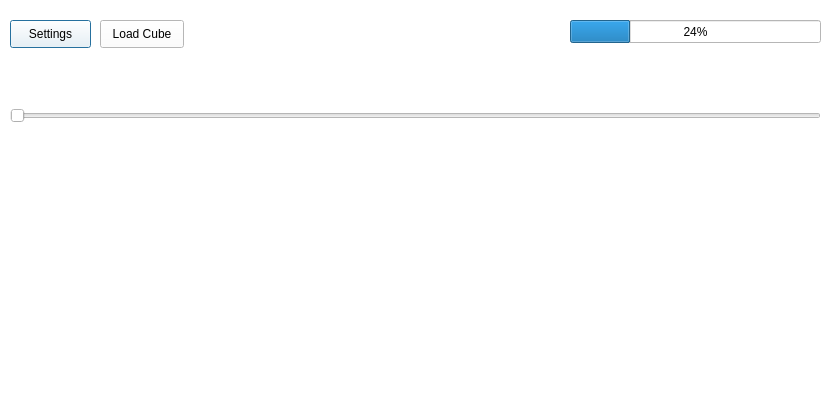
First picture: the form in formhypercubeanalysis.ui, repository JairoSalazarV/QtHypCam, before the edit.
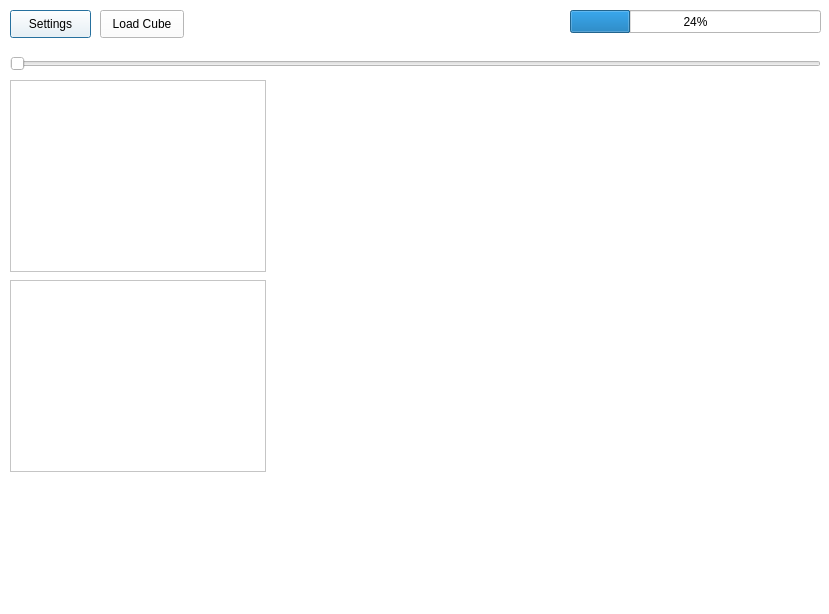
Second picture: the form after the edit.

```diff
--- a/formhypercubeanalysis.ui
+++ b/formhypercubeanalysis.ui
@@ -7,7 +7,7 @@
     <x>0</x>
     <y>0</y>
     <width>829</width>
-    <height>417</height>
+    <height>614</height>
    </rect>
   </property>
   <property name="windowTitle">
@@ -20,7 +20,7 @@
    <property name="geometry">
     <rect>
      <x>10</x>
-     <y>100</y>
+     <y>48</y>
      <width>811</width>
      <height>31</height>
     </rect>
@@ -33,7 +33,7 @@
    <property name="geometry">
     <rect>
      <x>10</x>
-     <y>140</y>
+     <y>80</y>
      <width>471</width>
      <height>20</height>
     </rect>
@@ -46,7 +46,7 @@
    <property name="geometry">
     <rect>
      <x>10</x>
-     <y>20</y>
+     <y>10</y>
      <width>81</width>
      <height>28</height>
     </rect>
@@ -59,7 +59,7 @@
    <property name="geometry">
     <rect>
      <x>100</x>
-     <y>20</y>
+     <y>10</y>
      <width>84</width>
      <height>28</height>
     </rect>
@@ -72,7 +72,7 @@
    <property name="geometry">
     <rect>
      <x>570</x>
-     <y>20</y>
+     <y>10</y>
      <width>251</width>
      <height>23</height>
     </rect>
@@ -85,7 +85,7 @@
    <property name="geometry">
     <rect>
      <x>570</x>
-     <y>48</y>
+     <y>38</y>
      <width>251</width>
      <height>20</height>
     </rect>
@@ -94,6 +94,26 @@
     <string/>
    </property>
   </widget>
+  <widget class="QGraphicsView" name="gvImg">
+   <property name="geometry">
+    <rect>
+     <x>10</x>
+     <y>80</y>
+     <width>256</width>
+     <height>192</height>
+    </rect>
+   </property>
+  </widget>
+  <widget class="QGraphicsView" name="gvPlot">
+   <property name="geometry">
+    <rect>
+     <x>10</x>
+     <y>280</y>
+     <width>256</width>
+     <height>192</height>
+    </rect>
+   </property>
+  </widget>
  </widget>
  <resources/>
  <connections/>
```
